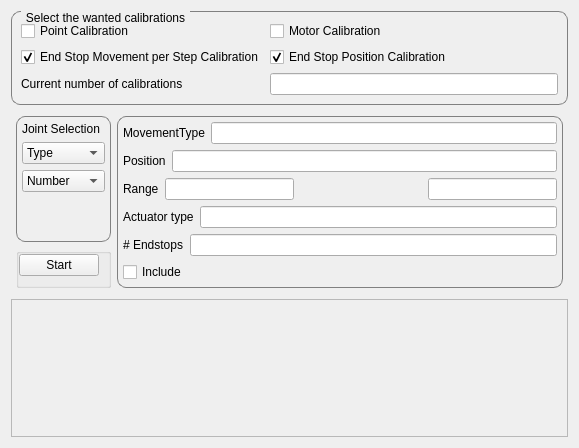
Qt form gui/widget/calibrations/JointCalibrationWidget.ui (Kaldie/GeRoBot) before a commit.
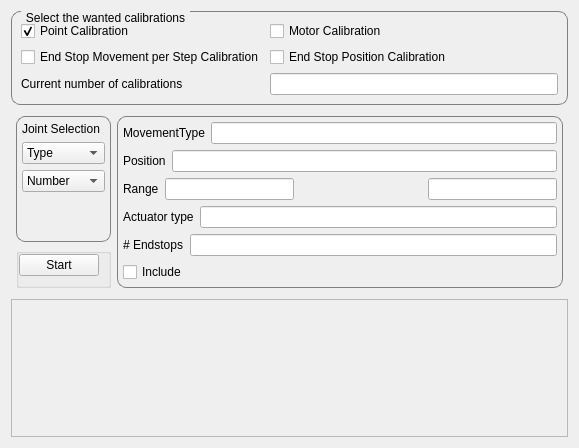
The same form after that commit.

Commit message: Added ui for calibrations, more to follow

Patch:
```diff
--- a/gui/widget/calibrations/JointCalibrationWidget.ui
+++ b/gui/widget/calibrations/JointCalibrationWidget.ui
@@ -62,7 +62,10 @@
          <string>End Stop Position Calibration</string>
         </property>
         <property name="checked">
-         <bool>true</bool>
+         <bool>false</bool>
+        </property>
+        <property name="autoRepeat">
+         <bool>false</bool>
         </property>
        </widget>
       </item>
@@ -79,7 +82,10 @@
          <string>End Stop Movement per Step Calibration</string>
         </property>
         <property name="checked">
-         <bool>true</bool>
+         <bool>false</bool>
+        </property>
+        <property name="autoRepeat">
+         <bool>false</bool>
         </property>
        </widget>
       </item>
@@ -89,7 +95,7 @@
          <string>Point Calibration</string>
         </property>
         <property name="checked">
-         <bool>false</bool>
+         <bool>true</bool>
         </property>
        </widget>
       </item>
```
The commit also changes 8 other files.
